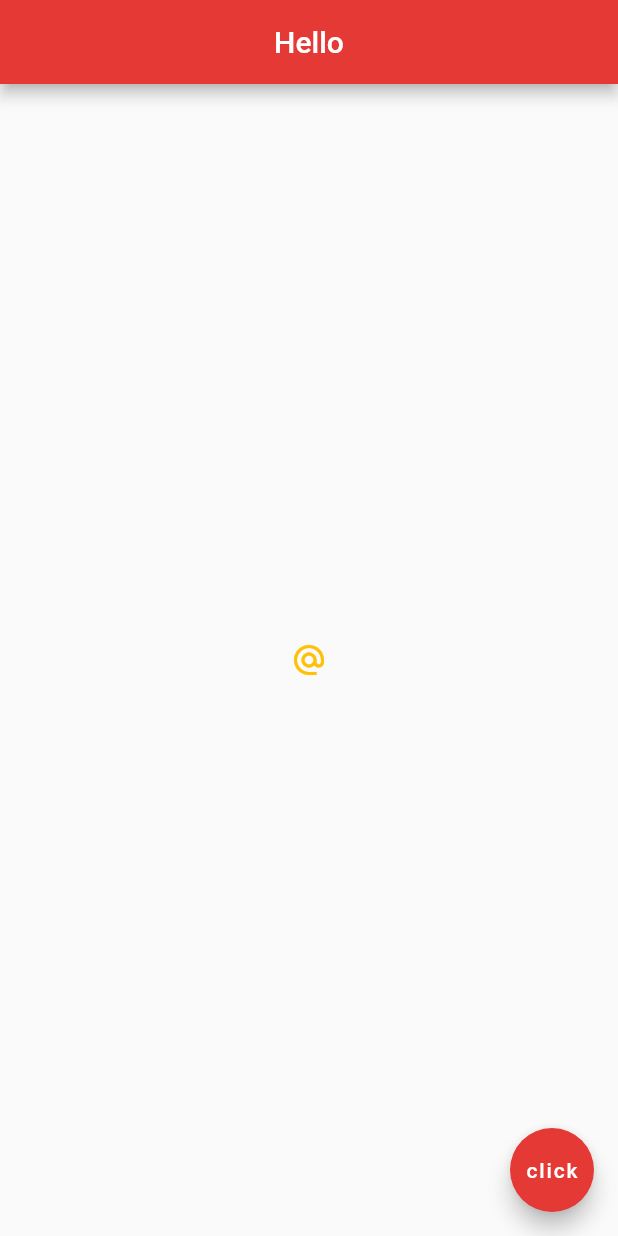
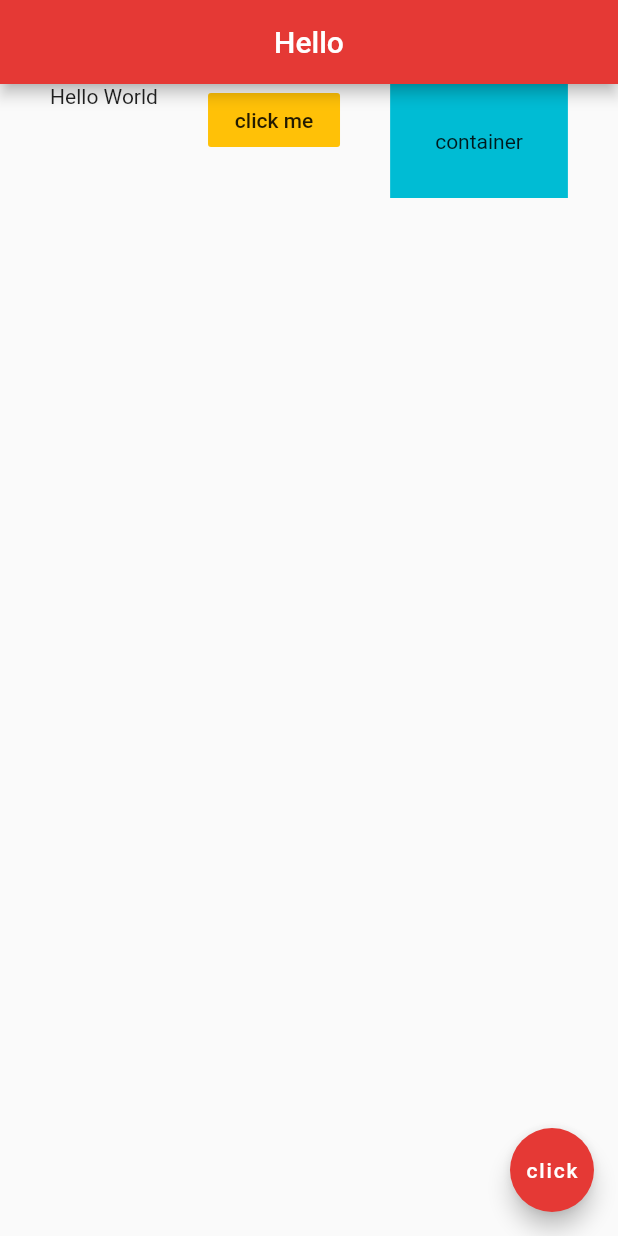
Before and after one commit to LaupWing/Flutter-Tutorial, a Flutter app: the screen it shows after launch, on a phone screen of 412 x 824 dp. Run offline on Flutter 3.47's test engine with Material 2 defaults, Android fonts, the phone set to English and light mode, and no system bars.

Commit message:
added rows

```diff
--- a/lib/main.dart
+++ b/lib/main.dart
@@ -14,14 +14,22 @@ class Home extends StatelessWidget {
         centerTitle: true,
         backgroundColor: Colors.red[600],
       ),
-      body: Center(
-        child: IconButton(
-          onPressed: (){
-            print('You clicked me');
-          },
-          icon: Icon(Icons.alternate_email),
-          color: Colors.amber
-        )
+      body: Row(
+        mainAxisAlignment: MainAxisAlignment.spaceEvenly,
+        crossAxisAlignment: CrossAxisAlignment.start,
+        children: <Widget>[
+          Text('Hello World'),
+          FlatButton(
+            onPressed: (){},
+            color: Colors.amber,
+            child: Text('click me')
+          ),
+          Container(
+            color: Colors.cyan,
+            padding: EdgeInsets.all(30.0),
+            child: Text('container')
+          )
+        ],
       ),
       floatingActionButton: FloatingActionButton(
         onPressed: (){},
```
